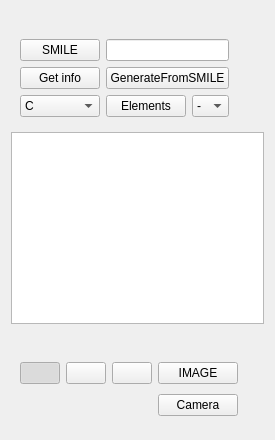
Aspor/moleculeIdentificator, file editorview.ui: the form before one commit.
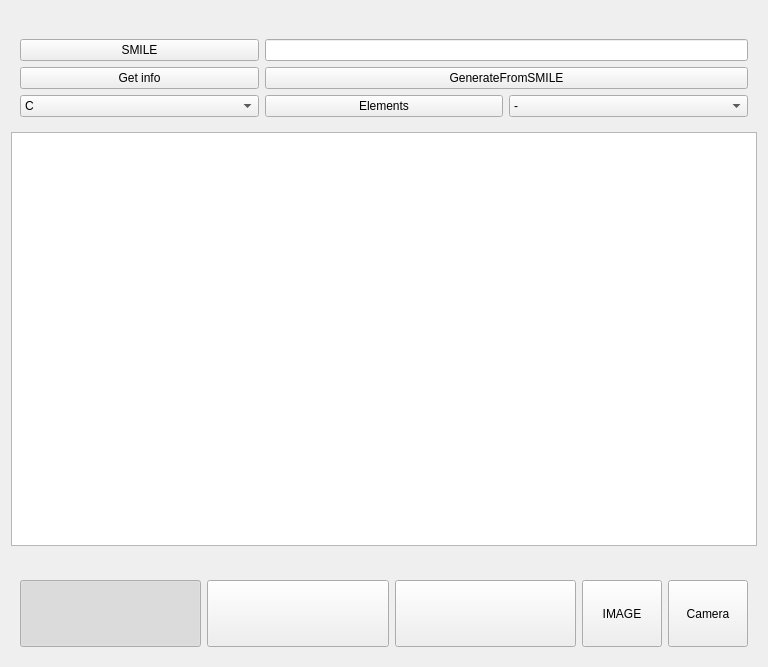
The form after the commit. Icons and pictures are not drawn.

Diff of the .ui file:
```diff
--- a/editorview.ui
+++ b/editorview.ui
@@ -6,22 +6,31 @@
    <rect>
     <x>0</x>
     <y>0</y>
-    <width>275</width>
-    <height>440</height>
+    <width>768</width>
+    <height>667</height>
    </rect>
   </property>
+  <property name="sizePolicy">
+   <sizepolicy hsizetype="Expanding" vsizetype="Expanding">
+    <horstretch>0</horstretch>
+    <verstretch>0</verstretch>
+   </sizepolicy>
+  </property>
   <property name="windowTitle">
    <string>Form</string>
   </property>
-  <layout class="QFormLayout" name="formLayout">
-   <item row="5" column="0" colspan="2">
-    <widget class="QGraphicsView" name="graphicsView"/>
-   </item>
-   <item row="3" column="0">
+  <layout class="QVBoxLayout" name="verticalLayout">
+   <item>
     <widget class="QDockWidget" name="dockWidget">
      <property name="enabled">
       <bool>true</bool>
      </property>
+     <property name="sizePolicy">
+      <sizepolicy hsizetype="Preferred" vsizetype="Preferred">
+       <horstretch>0</horstretch>
+       <verstretch>1</verstretch>
+      </sizepolicy>
+     </property>
      <property name="floating">
       <bool>false</bool>
      </property>
@@ -33,7 +42,7 @@
        <item row="5" column="2">
         <widget class="QComboBox" name="comboBox_2">
          <property name="sizePolicy">
-          <sizepolicy hsizetype="Preferred" vsizetype="Preferred">
+          <sizepolicy hsizetype="Minimum" vsizetype="Minimum">
            <horstretch>0</horstretch>
            <verstretch>0</verstretch>
           </sizepolicy>
@@ -74,7 +83,7 @@
        <item row="5" column="0">
         <widget class="QComboBox" name="comboBox">
          <property name="sizePolicy">
-          <sizepolicy hsizetype="Preferred" vsizetype="Preferred">
+          <sizepolicy hsizetype="Minimum" vsizetype="Minimum">
            <horstretch>0</horstretch>
            <verstretch>0</verstretch>
           </sizepolicy>
@@ -137,7 +146,7 @@
        <item row="2" column="0">
         <widget class="QPushButton" name="buttonSMILE">
          <property name="sizePolicy">
-          <sizepolicy hsizetype="Preferred" vsizetype="Preferred">
+          <sizepolicy hsizetype="Minimum" vsizetype="Minimum">
            <horstretch>0</horstretch>
            <verstretch>0</verstretch>
           </sizepolicy>
@@ -149,6 +158,12 @@
        </item>
        <item row="3" column="0">
         <widget class="QPushButton" name="ButtonGetInfo">
+         <property name="sizePolicy">
+          <sizepolicy hsizetype="Minimum" vsizetype="Minimum">
+           <horstretch>0</horstretch>
+           <verstretch>0</verstretch>
+          </sizepolicy>
+         </property>
          <property name="text">
           <string>Get info</string>
          </property>
@@ -156,6 +171,12 @@
        </item>
        <item row="5" column="1">
         <widget class="QPushButton" name="buttonElements">
+         <property name="sizePolicy">
+          <sizepolicy hsizetype="Minimum" vsizetype="Minimum">
+           <horstretch>0</horstretch>
+           <verstretch>0</verstretch>
+          </sizepolicy>
+         </property>
          <property name="text">
           <string>Elements</string>
          </property>
@@ -163,6 +184,12 @@
        </item>
        <item row="3" column="1" colspan="2">
         <widget class="QPushButton" name="GenerateFromSMILE">
+         <property name="sizePolicy">
+          <sizepolicy hsizetype="Minimum" vsizetype="Minimum">
+           <horstretch>0</horstretch>
+           <verstretch>0</verstretch>
+          </sizepolicy>
+         </property>
          <property name="text">
           <string>GenerateFromSMILE</string>
          </property>
@@ -171,7 +198,7 @@
        <item row="2" column="1" colspan="2">
         <widget class="QLineEdit" name="lineEditeSMILE">
          <property name="sizePolicy">
-          <sizepolicy hsizetype="Preferred" vsizetype="Preferred">
+          <sizepolicy hsizetype="Minimum" vsizetype="Minimum">
            <horstretch>0</horstretch>
            <verstretch>0</verstretch>
           </sizepolicy>
@@ -182,17 +209,58 @@
      </widget>
     </widget>
    </item>
-   <item row="6" column="0">
+   <item>
+    <widget class="QGraphicsView" name="graphicsView">
+     <property name="sizePolicy">
+      <sizepolicy hsizetype="Expanding" vsizetype="Expanding">
+       <horstretch>0</horstretch>
+       <verstretch>4</verstretch>
+      </sizepolicy>
+     </property>
+    </widget>
+   </item>
+   <item>
     <widget class="QDockWidget" name="dockWidget_2">
+     <property name="sizePolicy">
+      <sizepolicy hsizetype="Fixed" vsizetype="Preferred">
+       <horstretch>0</horstretch>
+       <verstretch>1</verstretch>
+      </sizepolicy>
+     </property>
+     <property name="minimumSize">
+      <size>
+       <width>0</width>
+       <height>0</height>
+      </size>
+     </property>
      <property name="features">
       <set>QDockWidget::NoDockWidgetFeatures</set>
      </property>
      <widget class="QWidget" name="dockWidgetContents_2">
+      <property name="sizePolicy">
+       <sizepolicy hsizetype="Expanding" vsizetype="Expanding">
+        <horstretch>0</horstretch>
+        <verstretch>0</verstretch>
+       </sizepolicy>
+      </property>
       <layout class="QGridLayout" name="gridLayout_2">
+       <item row="0" column="3">
+        <widget class="QPushButton" name="buttonImage">
+         <property name="sizePolicy">
+          <sizepolicy hsizetype="Minimum" vsizetype="Minimum">
+           <horstretch>0</horstretch>
+           <verstretch>0</verstretch>
+          </sizepolicy>
+         </property>
+         <property name="text">
+          <string>IMAGE</string>
+         </property>
+        </widget>
+       </item>
        <item row="0" column="1">
         <widget class="QPushButton" name="buttonEdit">
          <property name="sizePolicy">
-          <sizepolicy hsizetype="Preferred" vsizetype="Preferred">
+          <sizepolicy hsizetype="Expanding" vsizetype="Expanding">
            <horstretch>0</horstretch>
            <verstretch>0</verstretch>
           </sizepolicy>
@@ -206,16 +274,13 @@
          </property>
          <property name="iconSize">
           <size>
-           <width>33</width>
-           <height>33</height>
+           <width>150</width>
+           <height>150</height>
           </size>
          </property>
          <property name="checkable">
           <bool>true</bool>
          </property>
-         <attribute name="buttonGroup">
-          <string notr="true">buttonGroup</string>
-         </attribute>
         </widget>
        </item>
        <item row="0" column="2">
@@ -224,7 +289,7 @@
           <bool>true</bool>
          </property>
          <property name="sizePolicy">
-          <sizepolicy hsizetype="Preferred" vsizetype="Preferred">
+          <sizepolicy hsizetype="Expanding" vsizetype="Expanding">
            <horstretch>0</horstretch>
            <verstretch>0</verstretch>
           </sizepolicy>
@@ -238,29 +303,19 @@
          </property>
          <property name="iconSize">
           <size>
-           <width>33</width>
-           <height>33</height>
+           <width>150</width>
+           <height>150</height>
           </size>
          </property>
          <property name="checkable">
           <bool>true</bool>
-         </property>
-         <attribute name="buttonGroup">
-          <string notr="true">buttonGroup</string>
-         </attribute>
-        </widget>
-       </item>
-       <item row="0" column="3">
-        <widget class="QPushButton" name="buttonImage">
-         <property name="text">
-          <string>IMAGE</string>
          </property>
         </widget>
        </item>
        <item row="0" column="0">
         <widget class="QPushButton" name="buttonAdd">
          <property name="sizePolicy">
-          <sizepolicy hsizetype="Preferred" vsizetype="Preferred">
+          <sizepolicy hsizetype="Expanding" vsizetype="Expanding">
            <horstretch>0</horstretch>
            <verstretch>0</verstretch>
           </sizepolicy>
@@ -269,13 +324,13 @@
           <string/>
          </property>
          <property name="icon">
-          <iconset>
-           <normaloff>icons/plus.png</normaloff>icons/plus.png</iconset>
+          <iconset resource="moleculeidentificator.qrc">
+           <normaloff>:/icons/plus.png</normaloff>:/icons/plus.png</iconset>
          </property>
          <property name="iconSize">
           <size>
-           <width>33</width>
-           <height>33</height>
+           <width>150</width>
+           <height>150</height>
           </size>
          </property>
          <property name="checkable">
@@ -287,13 +342,16 @@
          <property name="autoDefault">
           <bool>false</bool>
          </property>
-         <attribute name="buttonGroup">
-          <string notr="true">buttonGroup</string>
-         </attribute>
         </widget>
        </item>
-       <item row="1" column="3">
+       <item row="0" column="4">
         <widget class="QPushButton" name="buttonCamera">
+         <property name="sizePolicy">
+          <sizepolicy hsizetype="Minimum" vsizetype="Minimum">
+           <horstretch>0</horstretch>
+           <verstretch>0</verstretch>
+          </sizepolicy>
+         </property>
          <property name="text">
           <string>Camera</string>
          </property>
```
Left out of the diff: 11 changed lines with no effect on the pictures.
